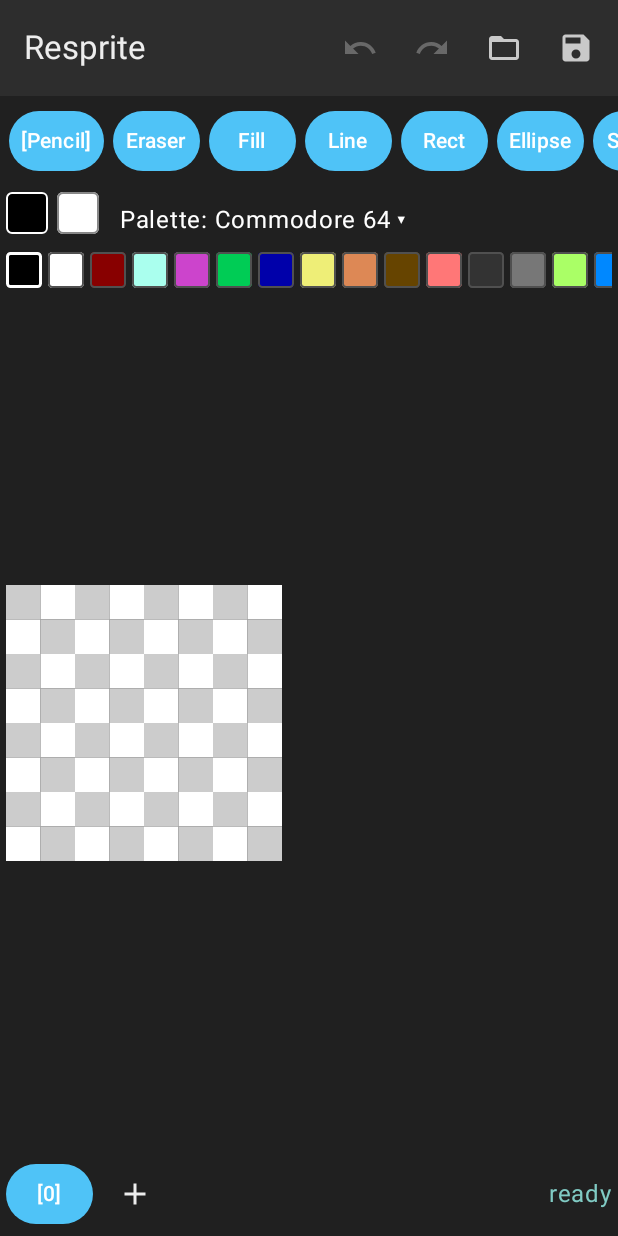
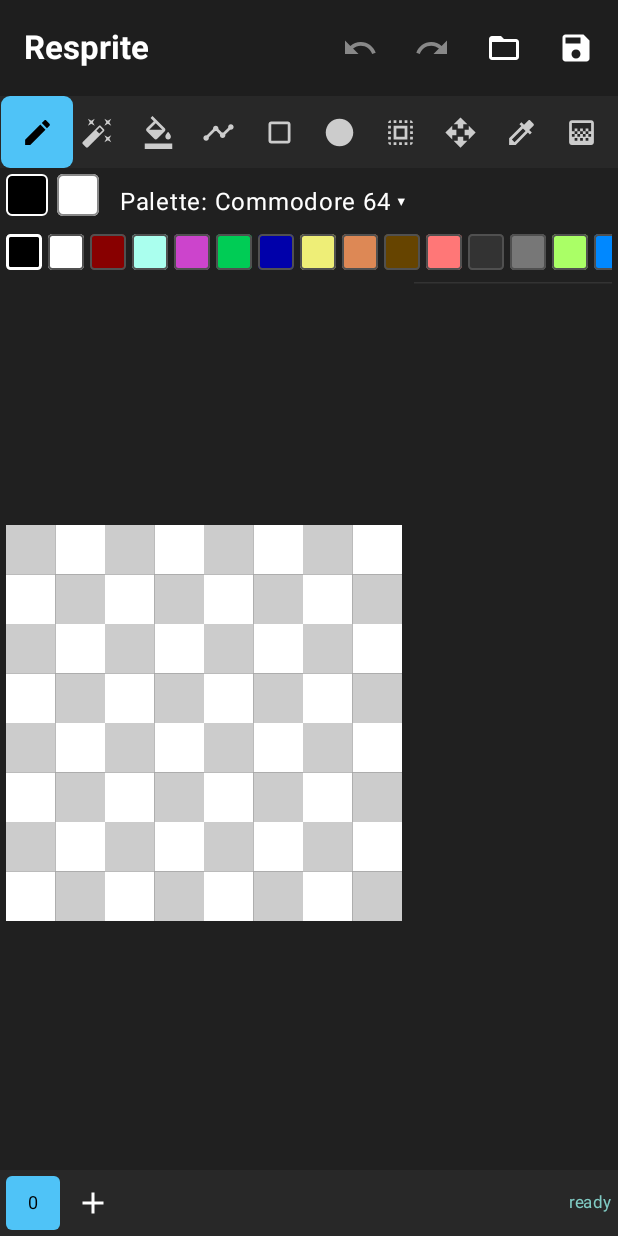
Before and after one commit to WazerWpiz/SpriteMaker, an Android app built with Jetpack Compose: the screen it shows after launch (MainActivity), on a phone screen of 412 x 824 dp. Run offline under Robolectric (Android 15) with nearby library versions, the phone set to English and light mode, and no system bars.

Commit message:
ui: replace text buttons with icon toolbar, restyle panels

```diff
--- a/app/src/main/java/com/fengeon/resprite_desktop/ui/editor/EditorScreen.kt
+++ b/app/src/main/java/com/fengeon/resprite_desktop/ui/editor/EditorScreen.kt
@@ -4,9 +4,10 @@ import android.graphics.Bitmap
 import androidx.activity.compose.rememberLauncherForActivityResult
 import androidx.activity.result.contract.ActivityResultContracts
 import androidx.compose.foundation.background
+import androidx.compose.foundation.border
 import androidx.compose.foundation.clickable
-import androidx.compose.foundation.horizontalScroll
 import androidx.compose.foundation.layout.Arrangement
+import androidx.compose.foundation.layout.Box
 import androidx.compose.foundation.layout.Column
 import androidx.compose.foundation.layout.Row
 import androidx.compose.foundation.layout.fillMaxSize
@@ -15,23 +16,33 @@ import androidx.compose.foundation.layout.padding
 import androidx.compose.foundation.layout.size
 import androidx.compose.foundation.lazy.LazyColumn
 import androidx.compose.foundation.lazy.itemsIndexed
-import androidx.compose.foundation.rememberScrollState
+import androidx.compose.foundation.shape.RoundedCornerShape
 import androidx.compose.material.icons.Icons
 import androidx.compose.material.icons.filled.Add
+import androidx.compose.material.icons.filled.AutoFixHigh
+import androidx.compose.material.icons.filled.Circle
+import androidx.compose.material.icons.filled.Colorize
+import androidx.compose.material.icons.filled.CropSquare
 import androidx.compose.material.icons.filled.Delete
+import androidx.compose.material.icons.filled.Edit
 import androidx.compose.material.icons.filled.FolderOpen
+import androidx.compose.material.icons.filled.FormatColorFill
+import androidx.compose.material.icons.filled.Gradient
+import androidx.compose.material.icons.filled.OpenWith
 import androidx.compose.material.icons.filled.Redo
 import androidx.compose.material.icons.filled.Save
+import androidx.compose.material.icons.filled.SelectAll
+import androidx.compose.material.icons.filled.Timeline
 import androidx.compose.material.icons.filled.Undo
-import androidx.compose.material3.Button
-import androidx.compose.material3.Divider
 import androidx.compose.material3.ExperimentalMaterial3Api
+import androidx.compose.material3.HorizontalDivider
 import androidx.compose.material3.Icon
 import androidx.compose.material3.IconButton
 import androidx.compose.material3.ListItem
 import androidx.compose.material3.Scaffold
 import androidx.compose.material3.Text
 import androidx.compose.material3.TopAppBar
+import androidx.compose.material3.TopAppBarDefaults
 import androidx.compose.runtime.Composable
 import androidx.compose.runtime.getValue
 import androidx.compose.runtime.mutableStateOf
@@ -41,8 +52,11 @@ import androidx.compose.runtime.setValue
 import androidx.compose.ui.Alignment
 import androidx.compose.ui.Modifier
 import androidx.compose.ui.graphics.Color
+import androidx.compose.ui.graphics.vector.ImageVector
 import androidx.compose.ui.platform.LocalContext
+import androidx.compose.ui.text.font.FontWeight
 import androidx.compose.ui.unit.dp
+import androidx.compose.ui.unit.sp
 import com.fengeon.resprite_desktop.commands.CreateFrameCmd
 import com.fengeon.resprite_desktop.commands.CreateLayerCmd
 import com.fengeon.resprite_desktop.commands.DeleteLayerCmd
@@ -61,6 +75,19 @@ import kotlinx.coroutines.Dispatchers
 import kotlinx.coroutines.launch
 import kotlinx.coroutines.withContext
 
+private val toolIcons: Map<Tool, ImageVector> = mapOf(
+    Tool.Pencil to Icons.Filled.Edit,
+    Tool.Eraser to Icons.Filled.AutoFixHigh,
+    Tool.Fill to Icons.Filled.FormatColorFill,
+    Tool.Line to Icons.Filled.Timeline,
+    Tool.Rect to Icons.Filled.CropSquare,
+    Tool.Ellipse to Icons.Filled.Circle,
+    Tool.Select to Icons.Filled.SelectAll,
+    Tool.Move to Icons.Filled.OpenWith,
+    Tool.Eyedropper to Icons.Filled.Colorize,
+    Tool.Gradient to Icons.Filled.Gradient
+)
+
 @OptIn(ExperimentalMaterial3Api::class)
 @Composable
 fun EditorScreen() {
@@ -75,42 +102,32 @@ fun EditorScreen() {
     var palette by remember { mutableStateOf(Palette.COMMODORE_64) }
     var version by remember { mutableStateOf(0L) }
     var statusText by remember { mutableStateOf("ready") }
-    var strokeStartX by remember { mutableStateOf(-1) }
-    var strokeStartY by remember { mutableStateOf(-1) }
 
     fun bump() { version = System.nanoTime() }
-
     fun activeCellId(): String = state.ensureCell(state.selectedLayerIndex, state.selectedFrameIndex)
 
-    val openLauncher = rememberLauncherForActivityResult(
-        ActivityResultContracts.OpenDocument()
-    ) { uri ->
+    val openLauncher = rememberLauncherForActivityResult(ActivityResultContracts.OpenDocument()) { uri ->
         if (uri == null) return@rememberLauncherForActivityResult
         scope.launch {
             val result = withContext(Dispatchers.IO) {
-                runCatching {
-                    context.contentResolver.openInputStream(uri)!!.use { RespriteFile.read(it) }
-                }
+                runCatching { context.contentResolver.openInputStream(uri)!!.use { RespriteFile.read(it) } }
             }
             result.onSuccess { contents ->
                 val bitmaps = contents.cells.mapNotNull { (id, bytes) ->
-                    runCatching {
-                        android.graphics.BitmapFactory.decodeByteArray(bytes, 0, bytes.size)
-                    }.getOrNull()?.let { id to it }
+                    runCatching { android.graphics.BitmapFactory.decodeByteArray(bytes, 0, bytes.size) }
+                        .getOrNull()?.let { id to it }
                 }.toMap()
                 state.document = contents.document
                 state.cellBitmaps.clear()
                 state.cellBitmaps.putAll(bitmaps)
                 undo.clear()
                 bump()
-                statusText = "opened ${contents.rootDir}"
-            }.onFailure { statusText = "open failed: ${it.message}" }
+                statusText = "opened"
+            }.onFailure { statusText = "open failed" }
         }
     }
 
-    val saveLauncher = rememberLauncherForActivityResult(
-        ActivityResultContracts.CreateDocument("application/octet-stream")
-    ) { uri ->
+    val saveLauncher = rememberLauncherForActivityResult(ActivityResultContracts.CreateDocument("application/octet-stream")) { uri ->
         if (uri == null) return@rememberLauncherForActivityResult
         scope.launch {
             val cellsOut = state.cellBitmaps.mapValues { (_, bmp) ->
@@ -125,26 +142,27 @@ fun EditorScreen() {
                     }
                 }
             }
-            statusText = if (ok.isSuccess) "saved" else "save failed: ${ok.exceptionOrNull()?.message}"
+            statusText = if (ok.isSuccess) "saved" else "save failed"
         }
     }
 
     Scaffold(
         topBar = {
             TopAppBar(
-                title = { Text("Resprite") },
+                title = { Text("Resprite", fontWeight = FontWeight.Bold, color = Color.White) },
+                colors = TopAppBarDefaults.topAppBarColors(containerColor = Color(0xFF1E1E1E)),
                 actions = {
                     IconButton(onClick = { undo.undo(state); bump() }, enabled = undo.canUndo) {
-                        Icon(Icons.Filled.Undo, contentDescription = "Undo")
+                        Icon(Icons.Filled.Undo, "Undo", tint = if (undo.canUndo) Color.White else Color.Gray)
                     }
                     IconButton(onClick = { undo.redo(state); bump() }, enabled = undo.canRedo) {
-                        Icon(Icons.Filled.Redo, contentDescription = "Redo")
+                        Icon(Icons.Filled.Redo, "Redo", tint = if (undo.canRedo) Color.White else Color.Gray)
                     }
                     IconButton(onClick = { openLauncher.launch(arrayOf("*/*")) }) {
-                        Icon(Icons.Filled.FolderOpen, contentDescription = "Open")
+                        Icon(Icons.Filled.FolderOpen, "Open", tint = Color.White)
                     }
                     IconButton(onClick = { saveLauncher.launch("sprite.resprite") }) {
-                        Icon(Icons.Filled.Save, contentDescription = "Save")
+                        Icon(Icons.Filled.Save, "Save", tint = Color.White)
                     }
                 }
             )
@@ -156,19 +174,30 @@ fun EditorScreen() {
                 .fillMaxSize()
                 .background(Color(0xFF202020))
         ) {
+            // Toolbar: icons only
             Row(
                 modifier = Modifier
                     .fillMaxWidth()
-                    .horizontalScroll(rememberScrollState())
-                    .padding(6.dp),
-                horizontalArrangement = Arrangement.spacedBy(6.dp)
+                    .background(Color(0xFF282828))
+                    .padding(horizontal = 4.dp, vertical = 4.dp),
+                horizontalArrangement = Arrangement.SpaceEvenly
             ) {
                 Tool.values().forEach { t ->
-                    Button(
+                    IconButton(
                         onClick = { tool = t },
-                        contentPadding = androidx.compose.foundation.layout.PaddingValues(8.dp)
+                        modifier = Modifier
+                            .size(40.dp)
+                            .background(
+                                if (tool == t) Color(0xFF4FC3F7) else Color.Transparent,
+                                RoundedCornerShape(6.dp)
+                            )
                     ) {
-                        Text(if (tool == t) "[${t.name}]" else t.name, color = Color.White)
+                        Icon(
+                            imageVector = toolIcons[t] ?: Icons.Filled.Edit,
+                            contentDescription = t.name,
+                            tint = if (tool == t) Color.Black else Color(0xFFCCCCCC),
+                            modifier = Modifier.size(22.dp)
+                        )
                     }
                 }
             }
@@ -189,73 +218,35 @@ fun EditorScreen() {
                         composite = composite,
                         tool = tool,
                         onStrokeStart = { x, y ->
-                            strokeStartX = x; strokeStartY = y
                             when (tool) {
                                 Tool.Pencil, Tool.Eraser -> {
-                                    val cmd = PaintStrokeCmd(
-                                        cellId = activeCellId(),
-                                        points = listOf(x to y),
-                                        color = if (tool == Tool.Eraser) 0 else primary,
-                                        eraser = tool == Tool.Eraser,
-                                        brushSize = 1
-                                    )
-                                    undo.execute(state, cmd); bump()
+                                    undo.execute(state, PaintStrokeCmd(activeCellId(), listOf(x to y),
+                                        if (tool == Tool.Eraser) 0 else primary, tool == Tool.Eraser, 1)); bump()
                                 }
-                                Tool.Fill -> {
-                                    undo.execute(state, FillCmd(activeCellId(), x, y, primary)); bump()
-                                }
-                                Tool.Eyedropper -> {
-                                    primary = Eyedropper.sample(state, x, y); bump()
-                                }
-                                else -> { }
+                                Tool.Fill -> { undo.execute(state, FillCmd(activeCellId(), x, y, primary)); bump() }
+                                Tool.Eyedropper -> { primary = Eyedropper.sample(state, x, y); bump() }
+                                else -> {}
                             }
                         },
                         onStrokeMove = { x0, y0, x1, y1 ->
                             if (tool == Tool.Pencil || tool == Tool.Eraser) {
-                                val cmd = PaintStrokeCmd(
-                                    cellId = activeCellId(),
-                                    points = listOf(x0 to y0, x1 to y1),
-                                    color = if (tool == Tool.Eraser) 0 else primary,
-                                    eraser = tool == Tool.Eraser,
-                                    brushSize = 1
-                                )
-                                undo.execute(state, cmd); bump()
+                                undo.execute(state, PaintStrokeCmd(activeCellId(), listOf(x0 to y0, x1 to y1),
+                                    if (tool == Tool.Eraser) 0 else primary, tool == Tool.Eraser, 1)); bump()
                             }
                         },
                         onStrokeEnd = { sx, sy, ex, ey ->
                             if (tool == Tool.Move) {
-                                val dx = ex - sx
-                                val dy = ey - sy
+                                val dx = ex - sx; val dy = ey - sy
                                 if (dx != 0 || dy != 0) {
-                                    val cellId = state.cellIdFor(
-                                        state.selectedLayerIndex,
-                                        state.selectedFrameIndex
-                                    )
-                                    if (cellId != null) {
-                                        undo.execute(state, MoveCellCmd(cellId, dx, dy))
-                                        bump()
-                                    }
+                                    val id = state.cellIdFor(state.selectedLayerIndex, state.selectedFrameIndex)
+                                    if (id != null) { undo.execute(state, MoveCellCmd(id, dx, dy)); bump() }
                                 }
                             } else {
                                 val shape = when (tool) {
-                                    Tool.Line -> Shape.Line
-                                    Tool.Rect -> Shape.Rect
-                                    Tool.Ellipse -> Shape.Ellipse
-                                    else -> null
+                                    Tool.Line -> Shape.Line; Tool.Rect -> Shape.Rect; Tool.Ellipse -> Shape.Ellipse; else -> null
                                 }
                                 if (shape != null) {
-                                    undo.execute(
-                                        state,
-                                        ShapeCmd(
-                                            cellId = activeCellId(),
-                                            shape = shape,
-                                            x0 = sx, y0 = sy, x1 = ex, y1 = ey,
-                                            color = primary,
-                                            strokeWidth = 1,
-                                            filled = false
-                                        )
-                                    )
-                                    bump()
+                                    undo.execute(state, ShapeCmd(activeCellId(), shape, sx, sy, ex, ey, primary, 1, false)); bump()
                                 }
                             }
                         },
@@ -263,66 +254,64 @@ fun EditorScreen() {
                     )
                 }
 
-                Column(modifier = Modifier.size(width = 220.dp, height = 0.dp).fillMaxSize().padding(4.dp)) {
+                Column(
+                    modifier = Modifier
+                        .size(width = 140.dp, height = 0.dp)
+                        .fillMaxSize()
+                        .background(Color(0xFF1A1A1A))
+                        .padding(4.dp)
+                ) {
                     Row(verticalAlignment = Alignment.CenterVertically) {
-                        Text("Layers", color = Color.White, modifier = Modifier.weight(1f))
+                        Text("Layers", color = Color.White, fontSize = 12.sp, modifier = Modifier.weight(1f))
                         IconButton(onClick = {
-                            undo.execute(state, CreateLayerCmd(
-                                atIndex = state.document.layerDatas.size,
-                                frameCount = state.document.frameDatas.size
-                            ))
-                            bump()
-                        }) { Icon(Icons.Filled.Add, "Add layer") }
+                            undo.execute(state, CreateLayerCmd(state.document.layerDatas.size, state.document.frameDatas.size)); bump()
+                        }, modifier = Modifier.size(28.dp)) { Icon(Icons.Filled.Add, "Add", tint = Color.White, modifier = Modifier.size(16.dp)) }
                         IconButton(onClick = {
-                            if (state.document.layerDatas.size > 1) {
-                                undo.execute(state, DeleteLayerCmd(state.selectedLayerIndex))
-                                bump()
-                            }
-                        }) { Icon(Icons.Filled.Delete, "Delete layer") }
+                            if (state.document.layerDatas.size > 1) { undo.execute(state, DeleteLayerCmd(state.selectedLayerIndex)); bump() }
+                        }, modifier = Modifier.size(28.dp)) { Icon(Icons.Filled.Delete, "Del", tint = Color.White, modifier = Modifier.size(16.dp)) }
                     }
-                    Divider()
+                    HorizontalDivider(color = Color(0xFF333333))
                     LazyColumn(modifier = Modifier.weight(1f)) {
                         itemsIndexed(state.document.layerDatas) { i, layer ->
                             ListItem(
-                                headlineContent = { Text(layer.name, color = Color.White) },
-                                trailingContent = { Text(if (layer.contentVisible) "on" else "off", color = Color.White) },
+                                headlineContent = { Text(layer.name, color = Color.White, fontSize = 12.sp) },
                                 modifier = Modifier
-                                    .background(
-                                        if (i == state.selectedLayerIndex) Color(0xFF404040) else Color.Transparent
-                                    )
-                                    .clickable {
-                                        state.selectedLayerIndex = i
-                                        bump()
-                                    }
+                                    .background(if (i == state.selectedLayerIndex) Color(0xFF333333) else Color.Transparent)
+                                    .clickable { state.selectedLayerIndex = i; bump() }
                             )
                         }
                     }
                 }
             }
 
+            // Frame strip
             Row(
-                modifier = Modifier.fillMaxWidth().padding(4.dp),
+                modifier = Modifier
+                    .fillMaxWidth()
+                    .background(Color(0xFF282828))
+                    .padding(4.dp),
                 verticalAlignment = Alignment.CenterVertically
             ) {
                 Row(horizontalArrangement = Arrangement.spacedBy(4.dp), modifier = Modifier.weight(1f)) {
                     state.document.frameDatas.forEachIndexed { i, _ ->
-                        Button(
-                            onClick = { state.selectedFrameIndex = i; bump() },
-                            contentPadding = androidx.compose.foundation.layout.PaddingValues(4.dp)
+                        Box(
+                            modifier = Modifier
+                                .size(36.dp)
+                                .background(
+                                    if (i == state.selectedFrameIndex) Color(0xFF4FC3F7) else Color(0xFF3A3A3A),
+                                    RoundedCornerShape(4.dp)
+                                )
+                                .clickable { state.selectedFrameIndex = i; bump() },
+                            contentAlignment = Alignment.Center
                         ) {
-                            Text(if (i == state.selectedFrameIndex) "[$i]" else "$i", color = Color.White)
+                            Text("$i", color = if (i == state.selectedFrameIndex) Color.Black else Color.White, fontSize = 12.sp)
                         }
                     }
                     IconButton(onClick = {
-                        undo.execute(state, CreateFrameCmd(
-                            atIndex = state.document.frameDatas.size,
-                            layerCount = state.document.layerDatas.size,
-                            canvasSize = Size(state.canvasWidth, state.canvasHeight)
-                        ))
-                        bump()
-                    }) { Icon(Icons.Filled.Add, "Add frame") }
+                        undo.execute(state, CreateFrameCmd(state.document.frameDatas.size, state.document.layerDatas.size, Size(state.canvasWidth, state.canvasHeight))); bump()
+                    }, modifier = Modifier.size(36.dp)) { Icon(Icons.Filled.Add, "Add frame", tint = Color.White) }
                 }
-                Text(statusText, color = Color(0xFF80CBC4))
+                Text(statusText, color = Color(0xFF80CBC4), fontSize = 11.sp)
             }
         }
     }
```
